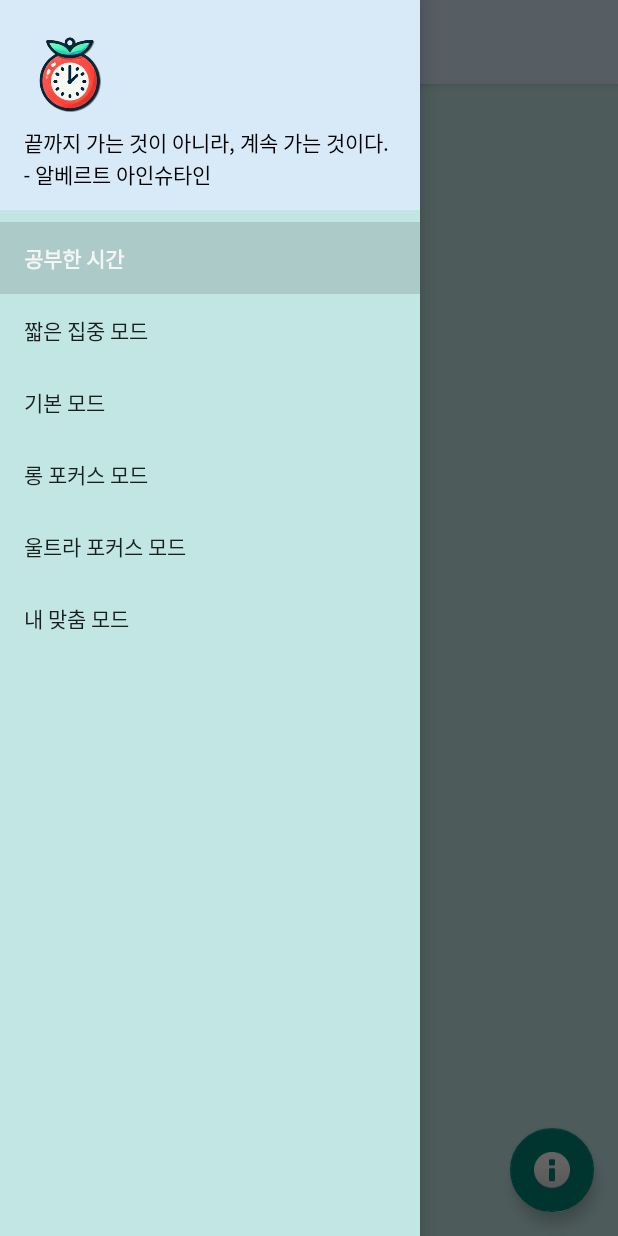
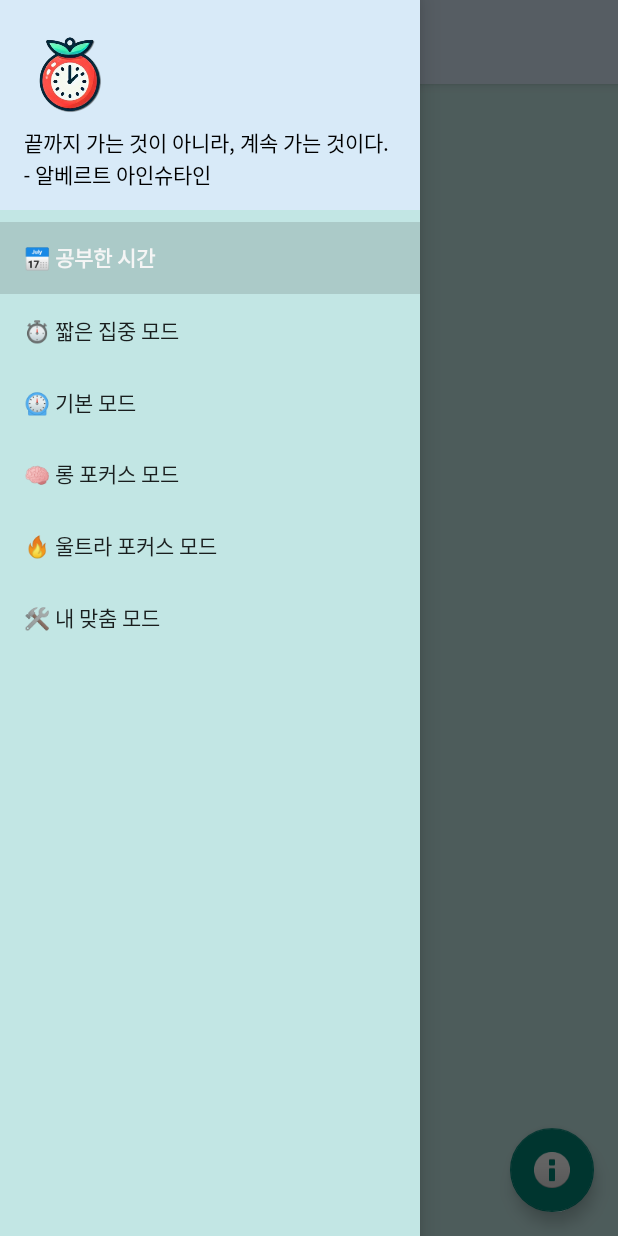
Before and after one commit to DDH-975/FocusPom, an Android app: the screen it shows after launch (MainActivity2), with the side drawer open, on a phone screen of 412 x 824 dp. Run offline under Robolectric (Android 15) with nearby library versions, the phone set to English and light mode, and no system bars; our stand-ins replace navigation-ui; Roboto replaces fonts that are not available here.

Commit message:
모드 명 왼쪽 이모지 추가

```diff
--- a/app/src/main/res/menu/activity_main_drawer.xml
+++ b/app/src/main/res/menu/activity_main_drawer.xml
@@ -6,22 +6,22 @@
     <group android:checkableBehavior="single">
         <item
             android:id="@+id/nav_home"
-            android:title="공부한 시간" />
+            android:title="📅️ 공부한 시간" />
         <item
             android:id="@+id/nav_shortFocus"
-            android:title="짧은 집중 모드" />
+            android:title="⏱️ 짧은 집중 모드" />
         <item
             android:id="@+id/nav_basicMode"
-            android:title="기본 모드" />
+            android:title="⏲️️ 기본 모드" />
         <item
             android:id="@+id/nav_longFocus"
-            android:title="롱 포커스 모드" />
+            android:title="🧠 롱 포커스 모드" />
         <item
             android:id="@+id/nav_ultraFocus"
-            android:title="울트라 포커스 모드" />
+            android:title="🔥 울트라 포커스 모드" />
         <item
             android:id="@+id/nav_myCustom"
-            android:title="내 맞춤 모드" />
+            android:title="🛠️ 내 맞춤 모드" />
 
     </group>
 </menu>
```
